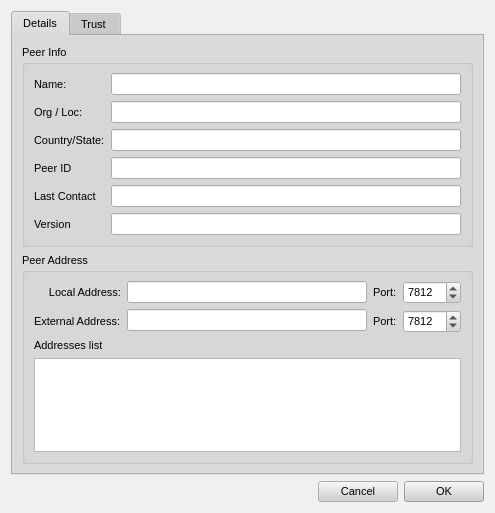
This is retroshare-gui/src/gui/connect/ConfCertDialog.ui in RetroShare/RetroShare as Qt 5 draws it before an edit. The edited form follows.
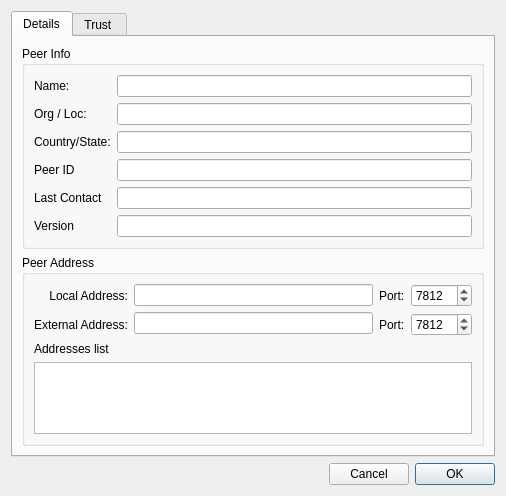
This is the edited form. Icons and pictures are not drawn.

Commit message: removed background grey color

```diff
--- a/retroshare-gui/src/gui/connect/ConfCertDialog.ui
+++ b/retroshare-gui/src/gui/connect/ConfCertDialog.ui
@@ -6,499 +6,10 @@
    <rect>
     <x>0</x>
     <y>0</y>
-    <width>493</width>
-    <height>513</height>
+    <width>506</width>
+    <height>474</height>
    </rect>
   </property>
-  <property name="sizePolicy">
-   <sizepolicy hsizetype="Expanding" vsizetype="Expanding">
-    <horstretch>0</horstretch>
-    <verstretch>0</verstretch>
-   </sizepolicy>
-  </property>
-  <property name="palette">
-   <palette>
-    <active>
-     <colorrole role="WindowText">
-      <brush brushstyle="SolidPattern">
-       <color alpha="255">
-        <red>0</red>
-        <green>0</green>
-        <blue>0</blue>
-       </color>
-      </brush>
-     </colorrole>
-     <colorrole role="Button">
-      <brush brushstyle="SolidPattern">
-       <color alpha="255">
-        <red>208</red>
-        <green>208</green>
-        <blue>208</blue>
-       </color>
-      </brush>
-     </colorrole>
-     <colorrole role="Light">
-      <brush brushstyle="SolidPattern">
-       <color alpha="255">
-        <red>255</red>
-        <green>255</green>
-        <blue>255</blue>
-       </color>
-      </brush>
-     </colorrole>
-     <colorrole role="Midlight">
-      <brush brushstyle="SolidPattern">
-       <color alpha="255">
-        <red>247</red>
-        <green>247</green>
-        <blue>247</blue>
-       </color>
-      </brush>
-     </colorrole>
-     <colorrole role="Dark">
-      <brush brushstyle="SolidPattern">
-       <color alpha="255">
-        <red>104</red>
-        <green>104</green>
-        <blue>104</blue>
-       </color>
-      </brush>
-     </colorrole>
-     <colorrole role="Mid">
-      <brush brushstyle="SolidPattern">
-       <color alpha="255">
-        <red>139</red>
-        <green>139</green>
-        <blue>139</blue>
-       </color>
-      </brush>
-     </colorrole>
-     <colorrole role="Text">
-      <brush brushstyle="SolidPattern">
-       <color alpha="255">
-        <red>0</red>
-        <green>0</green>
-        <blue>0</blue>
-       </color>
-      </brush>
-     </colorrole>
-     <colorrole role="BrightText">
-      <brush brushstyle="SolidPattern">
-       <color alpha="255">
-        <red>255</red>
-        <green>255</green>
-        <blue>255</blue>
-       </color>
-      </brush>
-     </colorrole>
-     <colorrole role="ButtonText">
-      <brush brushstyle="SolidPattern">
-       <color alpha="255">
-        <red>0</red>
-        <green>0</green>
-        <blue>0</blue>
-       </color>
-      </brush>
-     </colorrole>
-     <colorrole role="Base">
-      <brush brushstyle="SolidPattern">
-       <color alpha="255">
-        <red>255</red>
-        <green>255</green>
-        <blue>255</blue>
-       </color>
-      </brush>
-     </colorrole>
-     <colorrole role="Window">
-      <brush brushstyle="SolidPattern">
-       <color alpha="255">
-        <red>240</red>
-        <green>240</green>
-        <blue>240</blue>
-       </color>
-      </brush>
-     </colorrole>
-     <colorrole role="Shadow">
-      <brush brushstyle="SolidPattern">
-       <color alpha="255">
-        <red>0</red>
-        <green>0</green>
-        <blue>0</blue>
-       </color>
-      </brush>
-     </colorrole>
-     <colorrole role="Highlight">
-      <brush brushstyle="SolidPattern">
-       <color alpha="255">
-        <red>0</red>
-        <green>0</green>
-        <blue>128</blue>
-       </color>
-      </brush>
-     </colorrole>
-     <colorrole role="HighlightedText">
-      <brush brushstyle="SolidPattern">
-       <color alpha="255">
-        <red>255</red>
-        <green>255</green>
-        <blue>255</blue>
-       </color>
-      </brush>
-     </colorrole>
-     <colorrole role="Link">
-      <brush brushstyle="SolidPattern">
-       <color alpha="255">
-        <red>0</red>
-        <green>0</green>
-        <blue>255</blue>
-       </color>
-      </brush>
-     </colorrole>
-     <colorrole role="LinkVisited">
-      <brush brushstyle="SolidPattern">
-       <color alpha="255">
-        <red>255</red>
-        <green>0</green>
-        <blue>255</blue>
-       </color>
-      </brush>
-     </colorrole>
-     <colorrole role="AlternateBase">
-      <brush brushstyle="SolidPattern">
-       <color alpha="255">
-        <red>231</red>
-        <green>231</green>
-        <blue>231</blue>
-       </color>
-      </brush>
-     </colorrole>
-    </active>
-    <inactive>
-     <colorrole role="WindowText">
-      <brush brushstyle="SolidPattern">
-       <color alpha="255">
-        <red>0</red>
-        <green>0</green>
-        <blue>0</blue>
-       </color>
-      </brush>
-     </colorrole>
-     <colorrole role="Button">
-      <brush brushstyle="SolidPattern">
-       <color alpha="255">
-        <red>208</red>
-        <green>208</green>
-        <blue>208</blue>
-       </color>
-      </brush>
-     </colorrole>
-     <colorrole role="Light">
-      <brush brushstyle="SolidPattern">
-       <color alpha="255">
-        <red>255</red>
-        <green>255</green>
-        <blue>255</blue>
-       </color>
-      </brush>
-     </colorrole>
-     <colorrole role="Midlight">
-      <brush brushstyle="SolidPattern">
-       <color alpha="255">
-        <red>247</red>
-        <green>247</green>
-        <blue>247</blue>
-       </color>
-      </brush>
-     </colorrole>
-     <colorrole role="Dark">
-      <brush brushstyle="SolidPattern">
-       <color alpha="255">
-        <red>104</red>
-        <green>104</green>
-        <blue>104</blue>
-       </color>
-      </brush>
-     </colorrole>
-     <colorrole role="Mid">
-      <brush brushstyle="SolidPattern">
-       <color alpha="255">
-        <red>139</red>
-        <green>139</green>
-        <blue>139</blue>
-       </color>
-      </brush>
-     </colorrole>
-     <colorrole role="Text">
-      <brush brushstyle="SolidPattern">
-       <color alpha="255">
-        <red>0</red>
-        <green>0</green>
-        <blue>0</blue>
-       </color>
-      </brush>
-     </colorrole>
-     <colorrole role="BrightText">
-      <brush brushstyle="SolidPattern">
-       <color alpha="255">
-        <red>255</red>
-        <green>255</green>
-        <blue>255</blue>
-       </color>
-      </brush>
-     </colorrole>
-     <colorrole role="ButtonText">
-      <brush brushstyle="SolidPattern">
-       <color alpha="255">
-        <red>0</red>
-        <green>0</green>
-        <blue>0</blue>
-       </color>
-      </brush>
-     </colorrole>
-     <colorrole role="Base">
-      <brush brushstyle="SolidPattern">
-       <color alpha="255">
-        <red>255</red>
-        <green>255</green>
-        <blue>255</blue>
-       </color>
-      </brush>
-     </colorrole>
-     <colorrole role="Window">
-      <brush brushstyle="SolidPattern">
-       <color alpha="255">
-        <red>240</red>
-        <green>240</green>
-        <blue>240</blue>
-       </color>
-      </brush>
-     </colorrole>
-     <colorrole role="Shadow">
-      <brush brushstyle="SolidPattern">
-       <color alpha="255">
-        <red>0</red>
-        <green>0</green>
-        <blue>0</blue>
-       </color>
-      </brush>
-     </colorrole>
-     <colorrole role="Highlight">
-      <brush brushstyle="SolidPattern">
-       <color alpha="255">
-        <red>192</red>
-        <green>192</green>
-        <blue>192</blue>
-       </color>
-      </brush>
-     </colorrole>
-     <colorrole role="HighlightedText">
-      <brush brushstyle="SolidPattern">
-       <color alpha="255">
-        <red>0</red>
-        <green>0</green>
-        <blue>0</blue>
-       </color>
-      </brush>
-     </colorrole>
-     <colorrole role="Link">
-      <brush brushstyle="SolidPattern">
-       <color alpha="255">
-        <red>0</red>
-        <green>0</green>
-        <blue>255</blue>
-       </color>
-      </brush>
-     </colorrole>
-     <colorrole role="LinkVisited">
-      <brush brushstyle="SolidPattern">
-       <color alpha="255">
-        <red>255</red>
-        <green>0</green>
-        <blue>255</blue>
-       </color>
-      </brush>
-     </colorrole>
-     <colorrole role="AlternateBase">
-      <brush brushstyle="SolidPattern">
-       <color alpha="255">
-        <red>231</red>
-        <green>231</green>
-        <blue>231</blue>
-       </color>
-      </brush>
-     </colorrole>
-    </inactive>
-    <disabled>
-     <colorrole role="WindowText">
-      <brush brushstyle="SolidPattern">
-       <color alpha="255">
-        <red>104</red>
-        <green>104</green>
-        <blue>104</blue>
-       </color>
-      </brush>
-     </colorrole>
-     <colorrole role="Button">
-      <brush brushstyle="SolidPattern">
-       <color alpha="255">
-        <red>208</red>
-        <green>208</green>
-        <blue>208</blue>
-       </color>
-      </brush>
-     </colorrole>
-     <colorrole role="Light">
-      <brush brushstyle="SolidPattern">
-       <color alpha="255">
-        <red>255</red>
-        <green>255</green>
-        <blue>255</blue>
-       </color>
-      </brush>
-     </colorrole>
-     <colorrole role="Midlight">
-      <brush brushstyle="SolidPattern">
-       <color alpha="255">
-        <red>247</red>
-        <green>247</green>
-        <blue>247</blue>
-       </color>
-      </brush>
-     </colorrole>
-     <colorrole role="Dark">
-      <brush brushstyle="SolidPattern">
-       <color alpha="255">
-        <red>104</red>
-        <green>104</green>
-        <blue>104</blue>
-       </color>
-      </brush>
-     </colorrole>
-     <colorrole role="Mid">
-      <brush brushstyle="SolidPattern">
-       <color alpha="255">
-        <red>139</red>
-        <green>139</green>
-        <blue>139</blue>
-       </color>
-      </brush>
-     </colorrole>
-     <colorrole role="Text">
-      <brush brushstyle="SolidPattern">
-       <color alpha="255">
-        <red>104</red>
-        <green>104</green>
-        <blue>104</blue>
-       </color>
-      </brush>
-     </colorrole>
-     <colorrole role="BrightText">
-      <brush brushstyle="SolidPattern">
-       <color alpha="255">
-        <red>255</red>
-        <green>255</green>
-        <blue>255</blue>
-       </color>
-      </brush>
-     </colorrole>
-     <colorrole role="ButtonText">
-      <brush brushstyle="SolidPattern">
-       <color alpha="255">
-        <red>104</red>
-        <green>104</green>
-        <blue>104</blue>
-       </color>
-      </brush>
-     </colorrole>
-     <colorrole role="Base">
-      <brush brushstyle="SolidPattern">
-       <color alpha="255">
-        <red>240</red>
-        <green>240</green>
-        <blue>240</blue>
-       </color>
-      </brush>
-     </colorrole>
-     <colorrole role="Window">
-      <brush brushstyle="SolidPattern">
-       <color alpha="255">
-        <red>240</red>
-        <green>240</green>
-        <blue>240</blue>
-       </color>
-      </brush>
-     </colorrole>
-     <colorrole role="Shadow">
-      <brush brushstyle="SolidPattern">
-       <color alpha="255">
-        <red>0</red>
-        <green>0</green>
-        <blue>0</blue>
-       </color>
-      </brush>
-     </colorrole>
-     <colorrole role="Highlight">
-      <brush brushstyle="SolidPattern">
-       <color alpha="255">
-        <red>0</red>
-        <green>0</green>
-        <blue>128</blue>
-       </color>
-      </brush>
-     </colorrole>
-     <colorrole role="HighlightedText">
-      <brush brushstyle="SolidPattern">
-       <color alpha="255">
-        <red>255</red>
-        <green>255</green>
-        <blue>255</blue>
-       </color>
-      </brush>
-     </colorrole>
-     <colorrole role="Link">
-      <brush brushstyle="SolidPattern">
-       <color alpha="255">
-        <red>0</red>
-        <green>0</green>
-        <blue>255</blue>
-       </color>
-      </brush>
-     </colorrole>
-     <colorrole role="LinkVisited">
-      <brush brushstyle="SolidPattern">
-       <color alpha="255">
-        <red>255</red>
-        <green>0</green>
-        <blue>255</blue>
-       </color>
-      </brush>
-     </colorrole>
-     <colorrole role="AlternateBase">
-      <brush brushstyle="SolidPattern">
-       <color alpha="255">
-        <red>231</red>
-        <green>231</green>
-        <blue>231</blue>
-       </color>
-      </brush>
-     </colorrole>
-    </disabled>
-   </palette>
-  </property>
-  <property name="font">
-   <font>
-    <family>Arial</family>
-    <pointsize>8</pointsize>
-    <weight>50</weight>
-    <italic>false</italic>
-    <bold>false</bold>
-    <underline>false</underline>
-    <strikeout>false</strikeout>
-   </font>
-  </property>
-  <property name="contextMenuPolicy">
-   <enum>Qt::NoContextMenu</enum>
-  </property>
   <property name="windowTitle">
    <string>Details</string>
   </property>
@@ -506,8 +17,8 @@
    <iconset resource="../images.qrc">
     <normaloff>:/images/rstray3.png</normaloff>:/images/rstray3.png</iconset>
   </property>
-  <layout class="QVBoxLayout">
-   <item>
+  <layout class="QGridLayout" name="gridLayout">
+   <item row="0" column="0">
     <widget class="QTabWidget" name="stabWidget">
      <property name="currentIndex">
       <number>0</number>
@@ -526,7 +37,7 @@
          <property name="title">
           <string>Peer Info</string>
          </property>
-         <layout class="QGridLayout">
+         <layout class="QGridLayout" name="_2">
           <item row="0" column="0">
            <widget class="QLabel" name="label_10">
             <property name="text">
@@ -619,11 +130,11 @@
          <property name="title">
           <string>Peer Address</string>
          </property>
-         <layout class="QVBoxLayout">
+         <layout class="QVBoxLayout" name="_3">
           <item>
-           <layout class="QHBoxLayout">
+           <layout class="QHBoxLayout" name="_4">
             <item>
-             <layout class="QVBoxLayout">
+             <layout class="QVBoxLayout" name="_5">
               <item>
                <widget class="QLabel" name="label">
                 <property name="layoutDirection">
@@ -647,7 +158,7 @@
              </layout>
             </item>
             <item>
-             <layout class="QVBoxLayout">
+             <layout class="QVBoxLayout" name="_6">
               <item>
                <widget class="QLineEdit" name="localAddress"/>
               </item>
@@ -657,7 +168,7 @@
              </layout>
             </item>
             <item>
-             <layout class="QVBoxLayout">
+             <layout class="QVBoxLayout" name="_7">
               <item>
                <widget class="QLabel" name="label_5">
                 <property name="text">
@@ -675,7 +186,7 @@
              </layout>
             </item>
             <item>
-             <layout class="QVBoxLayout">
+             <layout class="QVBoxLayout" name="_8">
               <item>
                <widget class="QSpinBox" name="localPort">
                 <property name="minimum">
@@ -734,7 +245,7 @@
        </item>
       </layout>
      </widget>
-     <widget class="QWidget" name="tab">
+     <widget class="QWidget" name="tab_2">
       <attribute name="icon">
        <iconset resource="../images.qrc">
         <normaloff>:/images/security-high-16.png</normaloff>:/images/security-high-16.png</iconset>
@@ -742,7 +253,7 @@
       <attribute name="title">
        <string>Trust </string>
       </attribute>
-      <layout class="QVBoxLayout">
+      <layout class="QVBoxLayout" name="_9">
        <item>
         <widget class="QGroupBox" name="groupBox_3">
          <property name="title">
@@ -815,8 +326,8 @@
      </widget>
     </widget>
    </item>
-   <item>
-    <layout class="QGridLayout">
+   <item row="1" column="0">
+    <layout class="QGridLayout" name="_12">
      <item row="0" column="0">
       <spacer>
        <property name="orientation">
```
Left out of the diff: 17 changed lines with no effect on the pictures.
